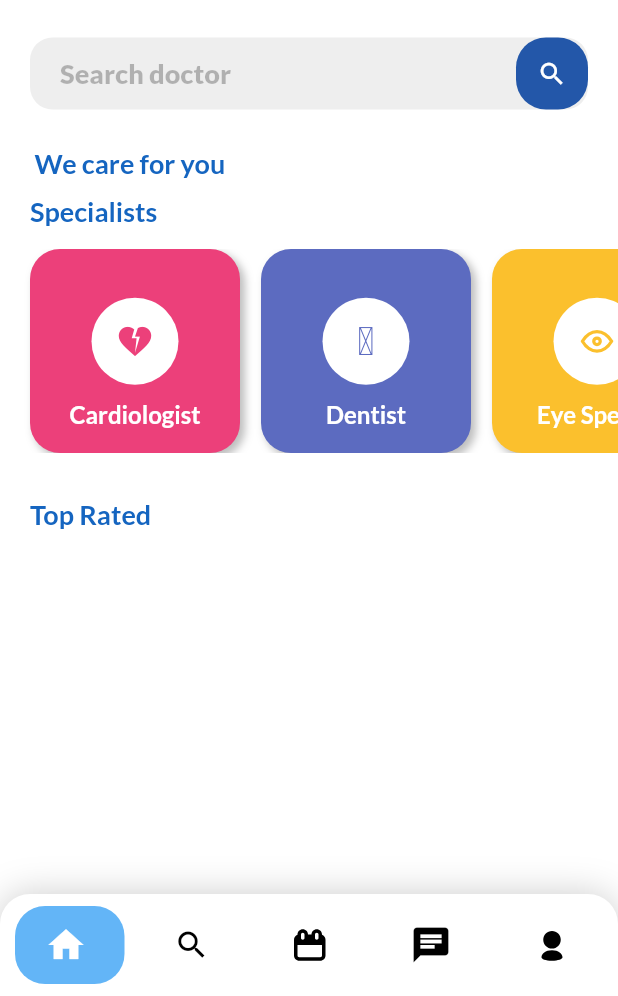
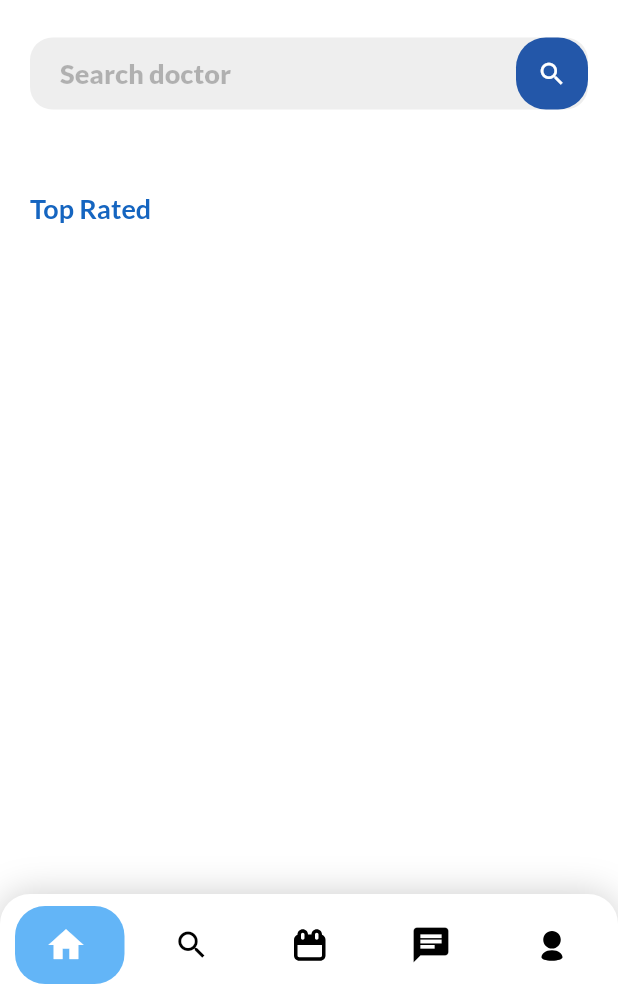
Before and after one commit to alexbbumba/docTime, a Flutter app: the screen it shows once a user with an empty profile is signed in, on a phone screen of 412 x 824 dp, the part 240-1236 px from its top. Run offline on Flutter 3.47's test engine with Material 2 defaults, Android fonts, the light colour scheme and no system bars; drawn by our look-alikes of google_nav_bar; our stand-ins replace cloud_firestore, firebase_auth, firebase_core, firebase_storage, google_fonts, image_picker and 2 more; accounts and stored records are empty.

Commit message:
chanos commit
fresh

```diff
--- a/doc_time/lib/screens/patient/home_page.dart
+++ b/doc_time/lib/screens/patient/home_page.dart
@@ -216,116 +216,6 @@ class _HomePageState extends State<HomePage> {
                       },
                     ),
                   ),
-                  Container(
-                    padding: const EdgeInsets.only(left: 23, bottom: 10),
-                    alignment: Alignment.centerLeft,
-                    child: Text(
-                      "We care for you",
-                      textAlign: TextAlign.center,
-                      style: GoogleFonts.lato(
-                          color: Colors.blue[800],
-                          fontWeight: FontWeight.bold,
-                          fontSize: 18),
-                    ),
-                  ),
-                  SizedBox(
-                    width: MediaQuery.of(context).size.width,
-                    //  child: const Carouselslider(),
-                  ),
-                  Container(
-                    padding: const EdgeInsets.only(left: 20),
-                    alignment: Alignment.centerLeft,
-                    child: Text(
-                      "Specialists",
-                      textAlign: TextAlign.center,
-                      style: GoogleFonts.lato(
-                          color: Colors.blue[800],
-                          fontWeight: FontWeight.bold,
-                          fontSize: 18),
-                    ),
-                  ),
-                  Container(
-                    height: 150,
-                    padding: const EdgeInsets.only(top: 14),
-                    child: ListView.builder(
-                      physics: const ClampingScrollPhysics(),
-                      scrollDirection: Axis.horizontal,
-                      padding: const EdgeInsets.symmetric(horizontal: 20.0),
-                      itemCount: cards.length,
-                      itemBuilder: (context, index) {
-                        //print("images path: ${cards[index].cardImage.toString()}");
-                        return Container(
-                          margin: const EdgeInsets.only(right: 14),
-                          height: 150,
-                          width: 140,
-                          decoration: BoxDecoration(
-                              borderRadius: BorderRadius.circular(20),
-                              color: Color(cards[index].cardBackground),
-                              boxShadow: [
-                                BoxShadow(
-                                  color: Colors.grey.shade400,
-                                  blurRadius: 4.0,
-                                  spreadRadius: 0.0,
-                                  offset: const Offset(3, 3),
-                                ),
-                              ]
-                              // image: DecorationImage(
-                              //   image: AssetImage(cards[index].cardImage),
-                              //   fit: BoxFit.fill,
-                              // ),
-                              ),
-                          child: TextButton(
-                            onPressed: () {
-                              // Navigator.push(
-                              //   context,
-                              //   MaterialPageRoute(
-                              //       builder: (context) => ExploreList(
-                              //             type: cards[index].doctor,
-                              //           )),
-                              // );
-                            },
-                            style: ButtonStyle(
-                              shape: MaterialStateProperty.all<
-                                  RoundedRectangleBorder>(
-                                RoundedRectangleBorder(
-                                  borderRadius: BorderRadius.circular(20),
-                                ),
-                              ),
-                            ),
-                            child: Column(
-                              mainAxisAlignment: MainAxisAlignment.center,
-                              children: [
-                                const SizedBox(
-                                  height: 16,
-                                ),
-                                CircleAvatar(
-                                    backgroundColor: Colors.white,
-                                    radius: 29,
-                                    child: Icon(
-                                      cards[index].cardIcon,
-                                      size: 26,
-                                      color: Color(cards[index].cardBackground),
-                                    )),
-                                const SizedBox(
-                                  height: 10,
-                                ),
-                                Container(
-                                  alignment: Alignment.bottomCenter,
-                                  child: Text(
-                                    cards[index].doctor,
-                                    style: GoogleFonts.lato(
-                                        color: Colors.white,
-                                        fontSize: 16,
-                                        fontWeight: FontWeight.w600),
-                                  ),
-                                ),
-                              ],
-                            ),
-                          ),
-                        );
-                      },
-                    ),
-                  ),
                   const SizedBox(
                     height: 30,
                   ),
```
